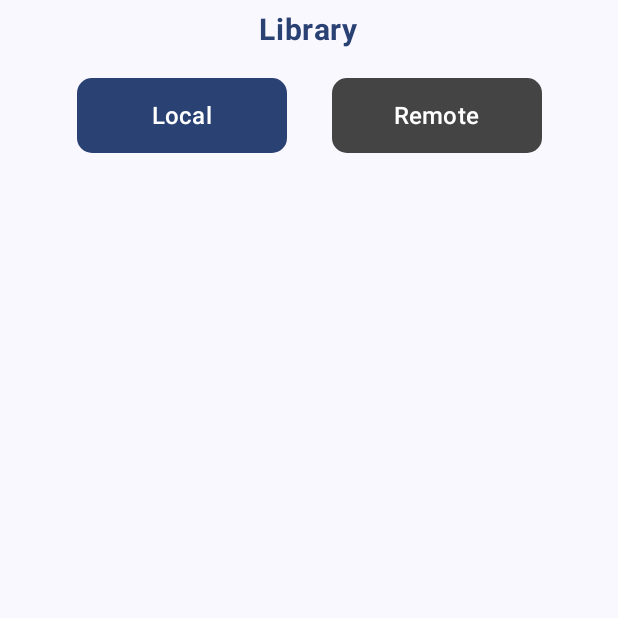
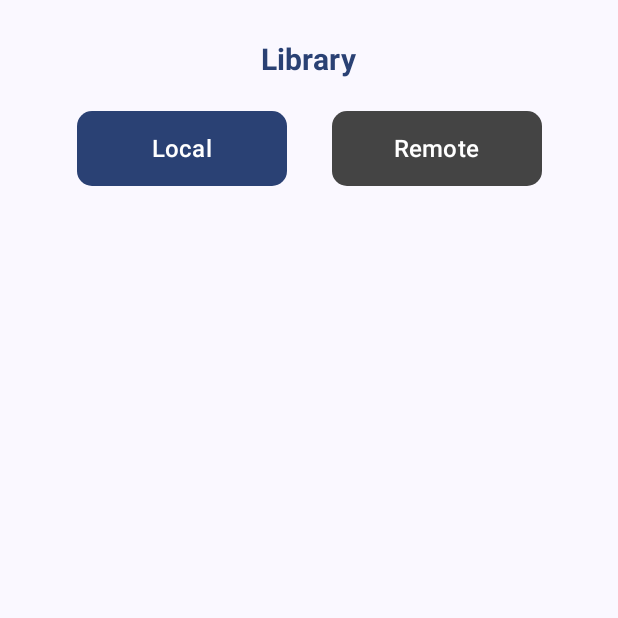
Before and after one commit to AperoAndroidFresher/HungDM, an Android app built with Jetpack Compose: the composable LibraryScreen shown on its own in the app's theme, on a phone screen of 412 x 824 dp, the top half of it. Run offline under Robolectric (Android 15) with nearby library versions, the phone set to English and light mode, and no system bars; our stand-ins replace Navigation 3.

Commit message:
update ui

```diff
--- a/app/src/main/java/com/example/hungdm/screen/home/HomeScreen.kt
+++ b/app/src/main/java/com/example/hungdm/screen/home/HomeScreen.kt
@@ -107,7 +107,7 @@ fun HomeScreen(
                 viewModel.processIntent(MviIntent.OnClickSetting)
             }
         )
-        Spacer(modifier = Modifier.size(20.dp))
+        Spacer(modifier = Modifier.size(10.dp))
 
         if (topAlbums == null || topTracks == null || topArtists == null) {
             if (isLoading) {
--- a/app/src/main/java/com/example/hungdm/screen/library/LibraryScreen.kt
+++ b/app/src/main/java/com/example/hungdm/screen/library/LibraryScreen.kt
@@ -70,7 +70,7 @@ fun LibraryScreen(
         modifier = modifier
             .fillMaxSize()
             .background(colorScheme.background)
-            .padding(start = 8.dp, end = 8.dp)
+            .padding(16.dp)
     ) {
         LibraryHeader(
             selectedLocal = selectedLocal,
--- a/app/src/main/java/com/example/hungdm/screen/library/component/LibraryHeader.kt
+++ b/app/src/main/java/com/example/hungdm/screen/library/component/LibraryHeader.kt
@@ -16,6 +16,7 @@ import androidx.compose.material3.MaterialTheme.colorScheme
 import androidx.compose.material3.Tab
 import androidx.compose.material3.TabRow
 import androidx.compose.material3.Text
+import androidx.compose.material3.TextButton
 import androidx.compose.runtime.Composable
 import androidx.compose.ui.Alignment
 import androidx.compose.ui.Modifier
@@ -38,15 +39,17 @@ fun LibraryHeader(
     Column (
         verticalArrangement = Arrangement.Center,
         horizontalAlignment = Alignment.CenterHorizontally,
-        modifier = modifier.fillMaxWidth().padding(top = 8.dp)
+        modifier = modifier.fillMaxWidth()
     ) {
+        TextButton({}) {
             Text(
                 text = stringResource(R.string.library),
                 fontSize = 20.sp,
                 fontWeight = FontWeight.Bold,
                 color = colorScheme.primary,
             )
-        Spacer(Modifier.size(20.dp))
+        }
+        Spacer(Modifier.size(10.dp))
         Row {
             Button(
                 onClick = onClickLocal,
--- a/app/src/main/java/com/example/hungdm/screen/player/PlayerScreen.kt
+++ b/app/src/main/java/com/example/hungdm/screen/player/PlayerScreen.kt
@@ -45,7 +45,7 @@ fun PlayerScreen(
         modifier = modifier
             .fillMaxSize()
             .background(colorScheme.background)
-            .padding(start = 20.dp, end = 20.dp),
+            .padding(16.dp),
     ){
         PlayerHeader(
             onBack = onBack,
@@ -54,7 +54,7 @@ fun PlayerScreen(
                 viewModel.processIntent(MviIntent.OnClickClosePlayer(context))
             }
         )
-        Spacer(Modifier.size(20.dp))
+        Spacer(Modifier.size(10.dp))
         AsyncImage(
             model = ImageRequest.Builder(LocalContext.current)
                 .data(state.playerSong?.img)
--- a/app/src/main/java/com/example/hungdm/screen/playlist/PlaylistScreen.kt
+++ b/app/src/main/java/com/example/hungdm/screen/playlist/PlaylistScreen.kt
@@ -55,7 +55,7 @@ fun PlaylistScreen(
         modifier = modifier
             .fillMaxSize()
             .background(colorScheme.background)
-            .padding(start = 8.dp, end = 8.dp),
+            .padding(16.dp),
         horizontalAlignment = Alignment.CenterHorizontally,
     ) {
         PlaylistHeader(
--- a/app/src/main/java/com/example/hungdm/screen/profile/ProfileScreen.kt
+++ b/app/src/main/java/com/example/hungdm/screen/profile/ProfileScreen.kt
@@ -79,7 +79,7 @@ fun ProfileScreen(
         modifier = modifier
             .background(colorScheme.background)
             .fillMaxSize()
-            .padding(start = 16.dp, end = 16.dp)
+            .padding(16.dp)
             .pointerInput(Unit) {
                 detectTapGestures {
                     focusManager.clearFocus()
@@ -92,7 +92,7 @@ fun ProfileScreen(
             onChangeTheme = { viewModel.processIntent(MviIntent.ChangeTheme) },
             onEdit = { isEdit = !isEdit }
         )
-        Spacer(Modifier.size(20.dp))
+        Spacer(Modifier.size(10.dp))
         Avatar(
             isEdit = isEdit,
             onChangeAvatar = { launcher.launch(arrayOf("image/*")) },
--- a/app/src/main/java/com/example/hungdm/screen/profile/component/PopUp.kt
+++ b/app/src/main/java/com/example/hungdm/screen/profile/component/PopUp.kt
@@ -59,7 +59,7 @@ fun PopUp(
                         modifier = Modifier.size(97.dp)
                     )
                     Text(
-                        text = "Success!",
+                        text = stringResource(R.string.success),
                         fontSize = 36.sp,
                         fontWeight = FontWeight.SemiBold,
                         color = Color(0xFF25AE88)
--- a/app/src/main/java/com/example/hungdm/screen/profile/component/ProfileInput.kt
+++ b/app/src/main/java/com/example/hungdm/screen/profile/component/ProfileInput.kt
@@ -80,7 +80,7 @@ fun ProfileInput(
         ProfileInputItem(
             modifier = Modifier
                 .fillMaxWidth()
-                .height(200.dp),
+                .height(150.dp),
             text = stringResource(R.string.desc),
             hint = stringResource(R.string.enter_desc),
             value = userInfo.desc,
@@ -103,7 +103,7 @@ fun ProfileInput(
             Button(
                 onClick = onLogout,
                 shape = RoundedCornerShape(10.dp),
-                colors = ButtonDefaults.buttonColors(colorScheme.onSecondary),
+                colors = ButtonDefaults.buttonColors(colorScheme.surfaceTint),
                 modifier = Modifier
                     .width(170.dp)
                     .height(60.dp),
--- a/app/src/main/java/com/example/hungdm/service/AppService.kt
+++ b/app/src/main/java/com/example/hungdm/service/AppService.kt
@@ -254,7 +254,6 @@ class AppService : LifecycleService() {
                 val time = mediaPlayer?.currentPosition?.toLong() ?: 0L
                 playerTime.value = time
                 delay(100)
-                Log.d("tag","timejob $time")
             }
         }
     }
--- a/app/src/main/java/com/example/hungdm/utils/AppUtils.kt
+++ b/app/src/main/java/com/example/hungdm/utils/AppUtils.kt
@@ -117,7 +117,6 @@ object AppUtils {
 
     fun setAppLanguage(langCode: String, context: Context) {
         saveLangCode(context, langCode)
-//        (context as? Activity)?.recreate()
         val locale = Locale(langCode)
         Locale.setDefault(locale)
 
@@ -130,7 +129,6 @@ object AppUtils {
 
         if (context is Activity) {
             context.window.decorView.requestLayout()
-
         }
     }
 
--- /dev/null
+++ b/app/src/main/res/drawable/outline_home_24.xml
@@ -0,0 +1,5 @@
+<vector xmlns:android="http://schemas.android.com/apk/res/android" android:height="24dp" android:tint="#FFFFFF" android:viewportHeight="960" android:viewportWidth="960" android:width="24dp">
+
+    <path android:fillColor="@android:color/white" android:pathData="M240,760L360,760L360,520L600,520L600,760L720,760L720,400L480,220L240,400L240,760ZM160,840L160,360L480,120L800,360L800,840L520,840L520,600L440,600L440,840L160,840ZM480,490L480,490L480,490L480,490L480,490L480,490L480,490L480,490L480,490Z"/>
+
+</vector>
--- /dev/null
+++ b/app/src/main/res/drawable/outline_library_music_24.xml
@@ -0,0 +1,5 @@
+<vector xmlns:android="http://schemas.android.com/apk/res/android" android:height="24dp" android:tint="#FFFFFF" android:viewportHeight="960" android:viewportWidth="960" android:width="24dp">
+
+    <path android:fillColor="@android:color/white" android:pathData="M500,600Q542,600 571,571Q600,542 600,500L600,280L720,280L720,200L560,200L560,420Q547,410 532,405Q517,400 500,400Q458,400 429,429Q400,458 400,500Q400,542 429,571Q458,600 500,600ZM320,720Q287,720 263.5,696.5Q240,673 240,640L240,160Q240,127 263.5,103.5Q287,80 320,80L800,80Q833,80 856.5,103.5Q880,127 880,160L880,640Q880,673 856.5,696.5Q833,720 800,720L320,720ZM320,640L800,640Q800,640 800,640Q800,640 800,640L800,160Q800,160 800,160Q800,160 800,160L320,160Q320,160 320,160Q320,160 320,160L320,640Q320,640 320,640Q320,640 320,640ZM160,880Q127,880 103.5,856.5Q80,833 80,800L80,240L160,240L160,800Q160,800 160,800Q160,800 160,800L720,800L720,880L160,880ZM320,160L320,160Q320,160 320,160Q320,160 320,160L320,640Q320,640 320,640Q320,640 320,640L320,640Q320,640 320,640Q320,640 320,640L320,160Q320,160 320,160Q320,160 320,160Z"/>
+
+</vector>
--- /dev/null
+++ b/app/src/main/res/drawable/outline_playlist_play_24.xml
@@ -0,0 +1,5 @@
+<vector xmlns:android="http://schemas.android.com/apk/res/android" android:height="24dp" android:tint="#FFFFFF" android:viewportHeight="960" android:viewportWidth="960" android:width="24dp">
+
+    <path android:fillColor="@android:color/white" android:pathData="M120,640L120,560L440,560L440,640L120,640ZM120,480L120,400L600,400L600,480L120,480ZM120,320L120,240L600,240L600,320L120,320ZM640,840L640,520L880,680L640,840Z"/>
+
+</vector>
```
Also changed, not shown: app/src/main/java/com/example/hungdm/screen/SettingScreen.kt (+3 -9 lines), app/src/main/java/com/example/hungdm/screen/navigation/AppNavigation.kt (+14 -12 lines), app/src/main/java/com/example/hungdm/screen/playlistdetail/PlaylistDetailScreen.kt (+5 -12 lines), app/src/main/java/com/example/hungdm/screen/playlistdetail/component/PlaylistDetailHeader.kt (added, +48 -0 lines). Lines whose indentation alone changed are shown as unchanged.
